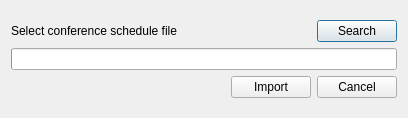
Above: src/gui/importscheduledialog.ui from edulix/confclerk before the change. Below: the same form after it.
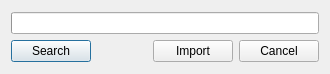
That is the form after the change.

Commit message: modifications to import-schedule dialog  - closed automatically after parsing/importing schedule

```diff
--- a/src/gui/importscheduledialog.ui
+++ b/src/gui/importscheduledialog.ui
@@ -5,47 +5,22 @@
    <rect>
     <x>0</x>
     <y>0</y>
-    <width>408</width>
-    <height>118</height>
+    <width>330</width>
+    <height>74</height>
    </rect>
   </property>
+  <property name="sizePolicy" >
+   <sizepolicy vsizetype="MinimumExpanding" hsizetype="Preferred" >
+    <horstretch>0</horstretch>
+    <verstretch>0</verstretch>
+   </sizepolicy>
+  </property>
   <property name="windowTitle" >
    <string>Import schedule</string>
   </property>
   <layout class="QGridLayout" name="gridLayout" >
    <item row="0" column="0" >
     <layout class="QVBoxLayout" name="verticalLayout" >
-     <item>
-      <layout class="QHBoxLayout" name="horizontalLayout" >
-       <item>
-        <widget class="QLabel" name="fileName" >
-         <property name="text" >
-          <string>Select conference schedule file</string>
-         </property>
-        </widget>
-       </item>
-       <item>
-        <spacer name="horizontalSpacer" >
-         <property name="orientation" >
-          <enum>Qt::Horizontal</enum>
-         </property>
-         <property name="sizeHint" stdset="0" >
-          <size>
-           <width>40</width>
-           <height>20</height>
-          </size>
-         </property>
-        </spacer>
-       </item>
-       <item>
-        <widget class="QPushButton" name="search" >
-         <property name="text" >
-          <string>Search</string>
-         </property>
-        </widget>
-       </item>
-      </layout>
-     </item>
      <item>
       <widget class="QProgressBar" name="progressBar" >
        <property name="value" >
@@ -58,6 +33,13 @@
      </item>
      <item>
       <layout class="QHBoxLayout" name="horizontalLayout_2" >
+       <item>
+        <widget class="QPushButton" name="search" >
+         <property name="text" >
+          <string>Search</string>
+         </property>
+        </widget>
+       </item>
        <item>
         <spacer name="horizontalSpacer_2" >
          <property name="orientation" >
```
The commit also changes 3 other files.
